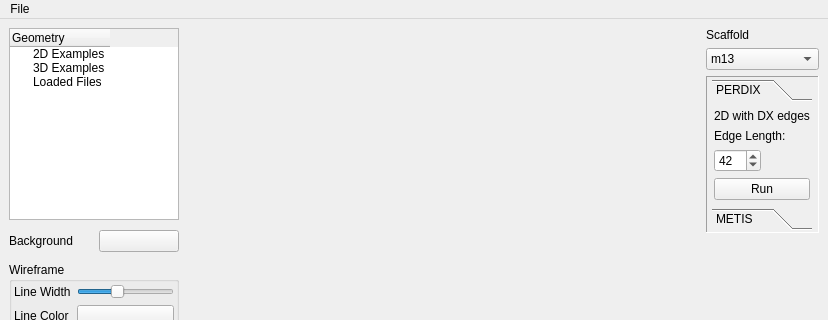
Above: ui/AthenaMainWindow.ui from lcbb/athena before the change; both pictures show x 0 to 828 and y 0 to 320 of the 828 by 562 pixel window. Below: the same form after it.
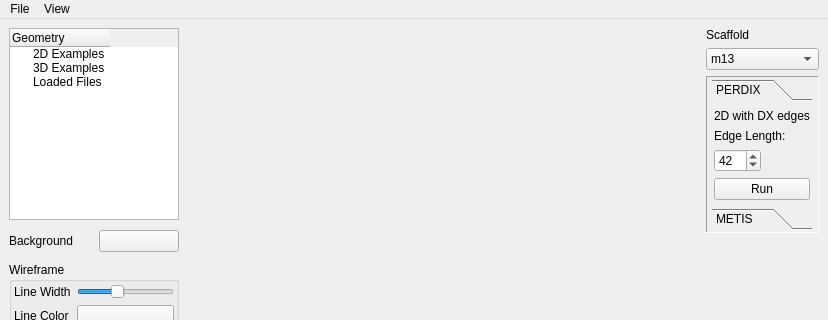
That is the form after the change. Custom widgets are drawn as their Qt base class.

Patch:
```diff
--- a/ui/AthenaMainWindow.ui
+++ b/ui/AthenaMainWindow.ui
@@ -1082,7 +1082,14 @@
     <addaction name="separator"/>
     <addaction name="actionQuit"/>
    </widget>
+   <widget class="QMenu" name="menuView">
+    <property name="title">
+     <string>View</string>
+    </property>
+    <addaction name="actionShowLogWindow"/>
+   </widget>
    <addaction name="menuAthena"/>
+   <addaction name="menuView"/>
   </widget>
   <widget class="QStatusBar" name="statusbar"/>
   <action name="actionOpen">
```
Left out of the diff: 8 changed lines with no effect on the pictures.
